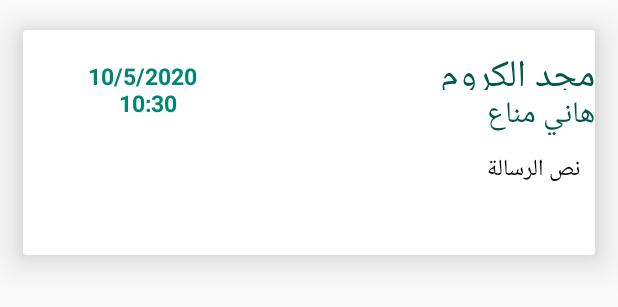
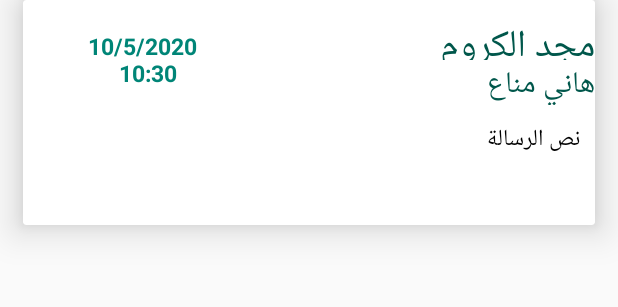
Before and after one commit to hanimanaa/werd, an Android app: the layout messages_item_layout.xml on its own in the app's theme, with its tools: preview values and no code run, on a phone screen of 412 x 824 dp. Shown: the top 307 px of the screen. Run offline under Robolectric (Android 15) with nearby library versions, the phone set to English and light mode, and no system bars.

```diff
--- a/app/src/main/java/com/dimatechs/werd/ViewHolder/MessageViewHolder.java
+++ b/app/src/main/java/com/dimatechs/werd/ViewHolder/MessageViewHolder.java
@@ -1,6 +1,7 @@
 package com.dimatechs.werd.ViewHolder;
 
 import android.view.View;
+import android.widget.LinearLayout;
 import android.widget.TextView;
 
 import androidx.recyclerview.widget.RecyclerView;
@@ -11,6 +12,7 @@ import com.dimatechs.werd.R;
 public class MessageViewHolder extends RecyclerView.ViewHolder implements View.OnClickListener
 {
     public TextView txtName,txtTime,txtMessage,txtGroupName;
+    public LinearLayout message_background;
     public ItemClickListner listner;
 
     public MessageViewHolder(View itemView)
@@ -21,7 +23,7 @@ public class MessageViewHolder extends RecyclerView.ViewHolder implements View.O
         txtTime = (TextView) itemView.findViewById(R.id.tv_time);
         txtMessage= (TextView) itemView.findViewById(R.id.tv_message);
         txtGroupName = (TextView) itemView.findViewById(R.id.tv_group_name);
-
+        message_background = (LinearLayout) itemView.findViewById(R.id.message_background);
 
 
     }
--- a/app/src/main/res/layout/messages_item_layout.xml
+++ b/app/src/main/res/layout/messages_item_layout.xml
@@ -3,12 +3,13 @@
     android:layout_width="match_parent"
     android:layout_height="wrap_content"
     xmlns:app="http://schemas.android.com/apk/res-auto"
-    android:layout_marginTop="20dp"
     android:layout_marginStart="15dp"
     android:layout_marginEnd="15dp"
+    android:layout_marginBottom="10dp"
     app:cardElevation="15dp">
 
         <LinearLayout
+            android:id="@+id/message_background"
             android:layout_width="match_parent"
             android:layout_height="150dp"
             android:orientation="vertical">
@@ -71,7 +72,7 @@
                 <TextView
                     android:id="@+id/tv_message"
                     android:layout_width="match_parent"
-                    android:layout_height="55dp"
+                    android:layout_height="60dp"
                     android:layout_margin="10dp"
                     android:text="نص الرسالة"
                     android:textColor="#000000"
```
Also changed, not shown: app/src/main/java/com/dimatechs/werd/MessagesActivity.java (+9 -0 lines).
